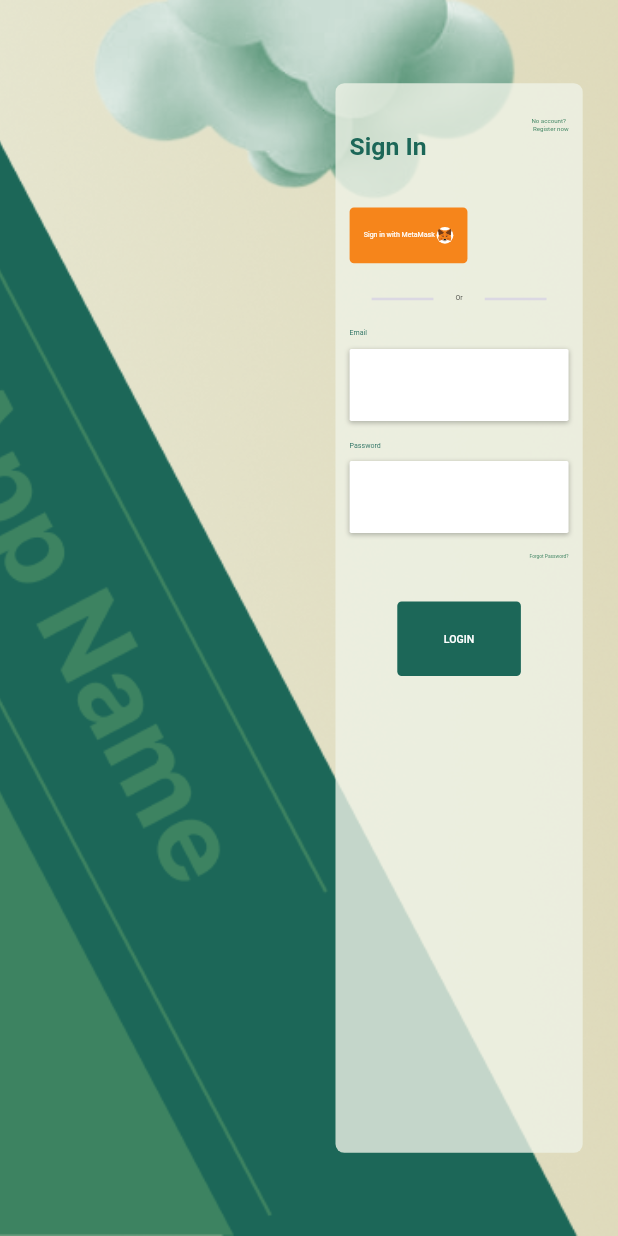
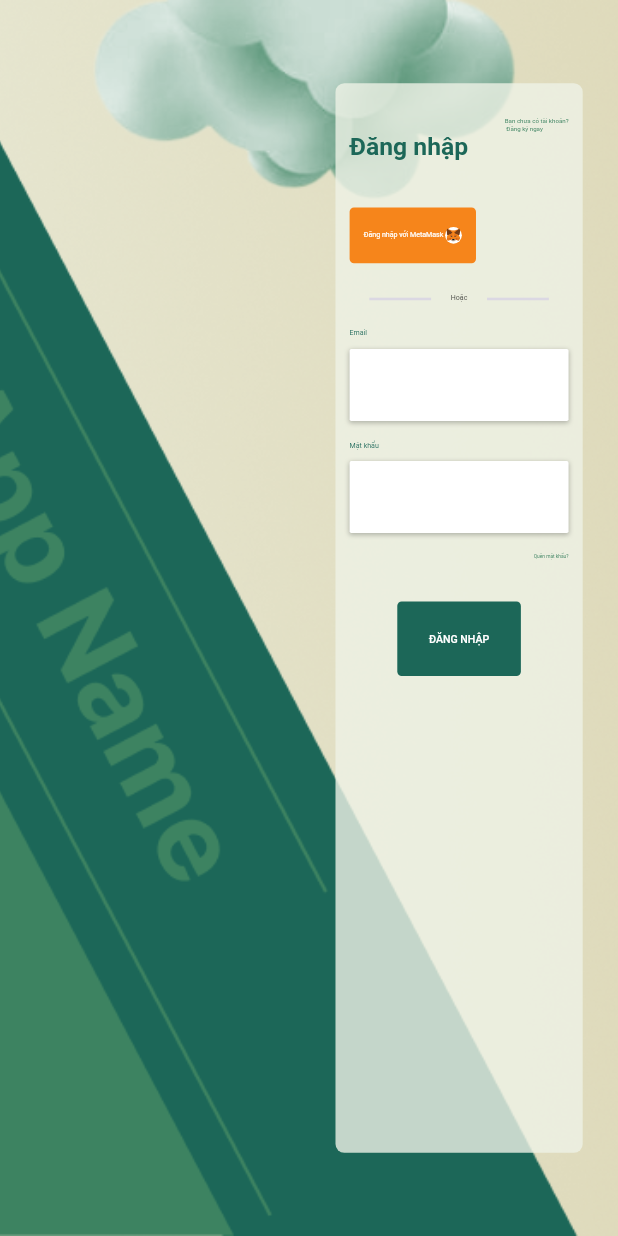
Before and after one commit to thanhhieu2005/Flutter-Goods-Traceability, a Flutter app: the TabletLoginScreen screen opened directly, on a phone screen of 412 x 824 dp. Run offline on Flutter 3.47's test engine with Material 2 defaults, Android fonts, the light colour scheme and no system bars; our stand-ins replace flutter_screenutil, flutter_svg, go_router, pinput.

Commit message:
[UPDATE] - change eng to vie for app

```diff
--- a/lib/modules/auth/login/presentation/tablet/login_screen.dart
+++ b/lib/modules/auth/login/presentation/tablet/login_screen.dart
@@ -54,7 +54,7 @@ class _TabletLoginScreenState extends State<TabletLoginScreen> {
                     },
                   ),
                   Text(
-                    'Sign In',
+                    'Đăng nhập',
                     style: AppStyles.displayLarge.copyWith(
                       fontWeight: FontWeight.w700,
                       color: AppColors.kPrimary1,
@@ -80,7 +80,7 @@ class _TabletLoginScreenState extends State<TabletLoginScreen> {
                     height: 16.h,
                   ),
                   const CommonTextFormField(
-                    titleForm: 'Password',
+                    titleForm: 'Mật khẩu',
                     maxLines: 1,
                     textInputType: TextInputType.none,
                     obscureText: true,
@@ -91,7 +91,7 @@ class _TabletLoginScreenState extends State<TabletLoginScreen> {
                   Align(
                     alignment: Alignment.centerRight,
                     child: Text(
-                      'Forgot Password?',
+                      'Quên mật khẩu?',
                       style: AppStyles.labelSmall
                           .copyWith(color: AppColors.kPrimary2),
                     ),
@@ -100,7 +100,7 @@ class _TabletLoginScreenState extends State<TabletLoginScreen> {
                     height: 32.h,
                   ),
                   CommonButton(
-                    content: 'Login',
+                    content: 'Đăng nhập',
                     width: 280.w,
                     onTap: () {},
                   ),
@@ -122,7 +122,7 @@ class _TabletLoginScreenState extends State<TabletLoginScreen> {
           Padding(
             padding: EdgeInsets.only(top: 14.h),
             child: Text(
-              'No account?' '\n' ' Register now',
+              'Bạn chưa có tài khoản?' '\n' ' Đăng ký ngay',
               style: AppStyles.titleSmall.copyWith(
                 color: AppColors.kPrimary2,
               ),
@@ -145,7 +145,7 @@ class _TabletLoginScreenState extends State<TabletLoginScreen> {
         mainAxisSize: MainAxisSize.min,
         children: [
           Text(
-            'Sign in with MetaMask',
+            'Đăng nhập với MetaMask',
             style: AppStyles.bodyLarge.copyWith(
               color: AppColors.kWhite,
             ),
@@ -180,7 +180,7 @@ class _TabletLoginScreenState extends State<TabletLoginScreen> {
           ),
         ),
         Text(
-          'Or',
+          'Hoặc',
           style: AppStyles.titleMedium,
         ),
         Container(
--- a/lib/modules/auth/register/presentation/register_screen.dart
+++ b/lib/modules/auth/register/presentation/register_screen.dart
@@ -58,7 +58,7 @@ class _TabletRegisterScreenState extends State<TabletRegisterScreen> {
                         Padding(
                           padding: EdgeInsets.only(top: 14.h),
                           child: Text(
-                            'Already account?' '\n' ' Login here',
+                            'Đã có tài khoản?' '\n' ' Đăng nhập ngay',
                             style: AppStyles.titleSmall.copyWith(
                               color: AppColors.kPrimary2,
                             ),
@@ -68,7 +68,7 @@ class _TabletRegisterScreenState extends State<TabletRegisterScreen> {
                     ),
                   ),
                   Text(
-                    'Sign Up',
+                    'Đăng ký',
                     style: AppStyles.displayLarge.copyWith(
                       color: AppColors.kPrimary1,
                       fontWeight: FontWeight.w700,
@@ -82,13 +82,13 @@ class _TabletRegisterScreenState extends State<TabletRegisterScreen> {
                     mainAxisSize: MainAxisSize.max,
                     children: [
                       CommonTextFormField(
-                        titleForm: 'First Name',
+                        titleForm: 'Tên',
                         titleRequired: true,
                         maxLines: 1,
                         width: 240.w,
                       ),
                       CommonTextFormField(
-                        titleForm: 'Last Name',
+                        titleForm: 'Họ',
                         titleRequired: true,
                         maxLines: 1,
                         width: 240.w,
@@ -99,7 +99,7 @@ class _TabletRegisterScreenState extends State<TabletRegisterScreen> {
                     height: 12.h,
                   ),
                   const CommonTextFormField(
-                    titleForm: 'Phone Number',
+                    titleForm: 'Số điện thoại',
                     titleRequired: true,
                     maxLines: 1,
                     textInputType: TextInputType.phone,
@@ -117,7 +117,7 @@ class _TabletRegisterScreenState extends State<TabletRegisterScreen> {
                     height: 12.h,
                   ),
                   const CommonTextFormField(
-                    titleForm: 'Password',
+                    titleForm: 'Mật khẩu',
                     titleRequired: true,
                     maxLines: 1,
                     textInputType: TextInputType.none,
@@ -127,7 +127,7 @@ class _TabletRegisterScreenState extends State<TabletRegisterScreen> {
                     height: 12.h,
                   ),
                   const CommonTextFormField(
-                    titleForm: 'Confirm Password',
+                    titleForm: 'Xác nhận mật khẩu',
                     titleRequired: true,
                     maxLines: 1,
                     textInputType: TextInputType.none,
@@ -137,7 +137,7 @@ class _TabletRegisterScreenState extends State<TabletRegisterScreen> {
                     height: 24.h,
                   ),
                   CommonButton(
-                    content: 'Sign Up',
+                    content: 'Đăng ký',
                     width: 280.w,
                     onTap: () {
                       context.go('/register/email_verify');
```
